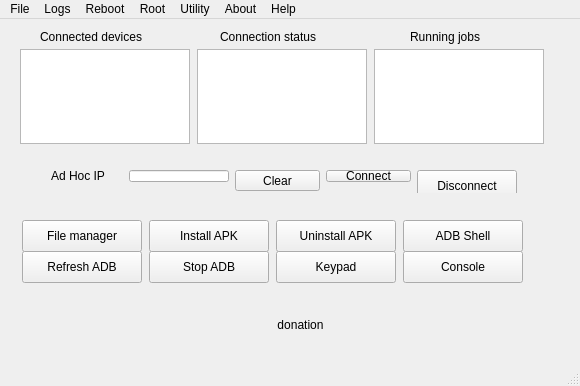
Before: the Qt Designer form mainwindow3.ui in Eliminater74/adblink, drawn with Qt 5.
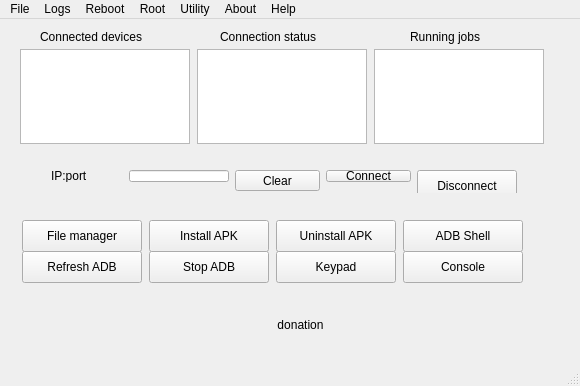
After: the same form once the commit is applied.

The edit to the form file:
```diff
--- a/mainwindow3.ui
+++ b/mainwindow3.ui
@@ -884,7 +884,7 @@
      <string>Edit XML</string>
     </property>
    </widget>
-   <widget class="QWidget" name="">
+   <widget class="QWidget" name="layoutWidget">
     <property name="geometry">
      <rect>
       <x>40</x>
@@ -909,7 +909,7 @@
         </size>
        </property>
        <property name="text">
-        <string>Ad Hoc IP</string>
+        <string>IP:port</string>
        </property>
       </widget>
      </item>
```
Left out of the diff: 2 changed lines with no effect on the pictures.
